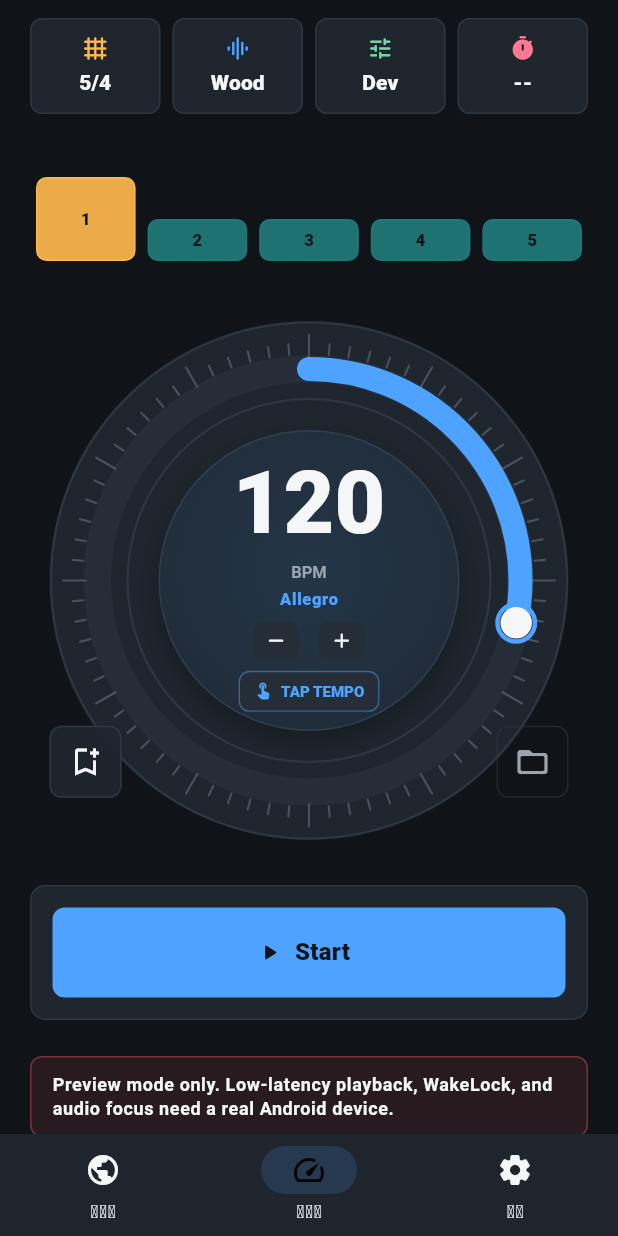
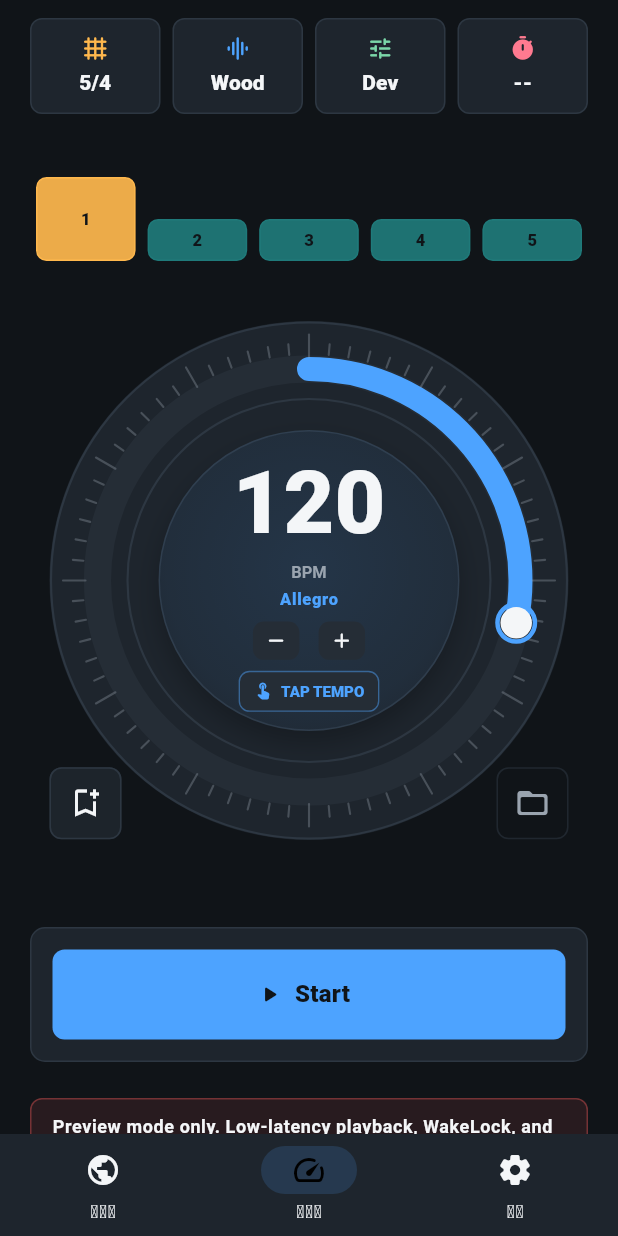
Before and after one commit to MrJoeYW/metronome_app, a Flutter app: the screen it shows after launch, on a phone screen of 412 x 824 dp. Run offline on Flutter 3.47's test engine with Material 3 defaults, Android fonts, the phone set to English and light mode, and no system bars; our stand-ins replace sqflite, webview_flutter; accounts and stored records are empty; statements that could not run were skipped.

Commit message:
补充注释，调整UI

```diff
--- a/lib/main.dart
+++ b/lib/main.dart
@@ -24,7 +24,7 @@ part 'src/sheets/metronome_settings_sheet.dart';
 part 'src/models/tap_tempo.dart';
 part 'src/models/metronome_models.dart';
 
-/// App 鍚姩鍏ュ彛锛氬厛閿佸畾娌夋蹈寮忕郴缁?UI锛屽啀杩涘叆 Flutter 椤甸潰鏍戙€?
+/// App 启动入口：先启用沉浸式系统 UI，再进入 Flutter 页面树。
 Future<void> main() async {
   WidgetsFlutterBinding.ensureInitialized();
   await _applyImmersiveMode();
@@ -74,4 +74,4 @@ class MyApp extends StatelessWidget {
   }
 }
 
-/// 椤跺眰椤甸潰瀹瑰櫒銆?///
+/// 应用根组件，配置全局暗色主题。
--- a/lib/src/pages/settings_page.dart
+++ b/lib/src/pages/settings_page.dart
@@ -1,6 +1,6 @@
 part of '../../main.dart';
 
-/// 鐠佸墽鐤嗘い纰夌窗閸欘亜鐫嶇粈铏圭矊娑旂姷绮虹拋鈽呯礉娑撳秵澹欐潪鑺ュ笓鐞涘本顪侀幋鏍帳缂冾喚顓搁悶鍡愨偓?
+/// 设置页当前只展示练习统计，不承载排行榜或配置管理。
 class SettingsPage extends StatelessWidget {
   const SettingsPage({
     super.key,
@@ -196,7 +196,7 @@ class _PracticeMetricGrid extends StatelessWidget {
   }
 }
 
-/// 瀹歌弓绻氱€涙﹢鍘ょ純顔炬畱閸掓銆冩い鐧哥礉鐏炴洜銇氶柊宥囩枂閹芥顩﹂獮鑸靛絹娓氭稒浠径?閸掔娀娅庨幙宥勭稊閵?
+/// 已保存配置的列表项，展示配置摘要并提供恢复/删除操作。
 class _SavedPresetTile extends StatelessWidget {
   const _SavedPresetTile({
     required this.preset,
@@ -265,7 +265,7 @@ class _SavedPresetTile extends StatelessWidget {
   }
 }
 
-/// 娑撳銆夋惔鏇㈠劥鐎佃壈鍩呴敍姘倧娴犳牜銇為妴浣藉Ν閹峰秴娅掗妴浣筋啎缂冾喓鈧?
+/// 三页底部导航：WebView、节拍器、设置。
 class BottomNavigation extends StatelessWidget {
   const BottomNavigation({
     super.key,
--- a/lib/src/pages/webview_page.dart
+++ b/lib/src/pages/webview_page.dart
@@ -1,6 +1,8 @@
 part of '../../main.dart';
 
-/// 閸氬绮粈鍓х秹妞ょ敻銆夌粵淇扁偓?/// WebView 閸愬懎褰告稉瀣潡閻ㄥ嫭璇為崝?Start/Stop 閸滃矂顩绘い鍨瘻闁筋喖鍙℃禍顐㈡倱娑撯偓娑擃亝鎸遍弨鍓уЦ閹降鈧?
+/// 左侧 WebView 页面。
+///
+/// WebView 内右下角的浮动 Start/Stop 和首页按钮共享同一个播放状态。
 class GuitarSocietyPage extends StatefulWidget {
   const GuitarSocietyPage({
     super.key,
--- a/lib/src/sheets/metronome_settings_sheet.dart
+++ b/lib/src/sheets/metronome_settings_sheet.dart
@@ -1,6 +1,7 @@
 part of '../../main.dart';
 
-/// 缁楊兛绔存潪顕€浠愰悾娆戞畱缂佺厧鎮庣拋鍓х枂閹惰棄鐪介妴?/// 瑜版挸澧犳稉缁樼ウ缁嬪鍑￠弨閫涜礋妞ゅ爼鍎撮崶娑楅嚋閸旂喕鍏橀幎钘夌溄閿涘奔绻氶悾娆愵劃缂佸嫪娆㈡担婊€璐熼崢鍡楀蕉/閸氬海鐢婚弫鏉戞値閸欏倽鈧啨鈧?
+/// 历史遗留的综合设置抽屉。
+/// 当前主流程已经拆为顶部四个功能抽屉，保留此组件作为后续整合参考。
 class MetronomeSettingsSheet extends StatefulWidget {
   const MetronomeSettingsSheet({
     super.key,
--- a/lib/src/widgets/bpm_dial.dart
+++ b/lib/src/widgets/bpm_dial.dart
@@ -1,6 +1,6 @@
 part of '../../main.dart';
 
-/// BPM 閸﹀棛娲忛敍姘樆閸﹀牊瀚嬮崝銊ㄧ殶闁噦绱濇稉顓炵妇閻愮懓鍤?Tap Tempo閿涘奔鑵戣箛?+/- 閺€顖涘瘮瀵邦喛鐨熼崪宀勬毐閹稿绻涚拫鍐︹偓?
+/// BPM 圆盘：外圈拖动调速，中心 Tap Tempo，+/- 支持微调和长按连调。
 class BpmDial extends StatefulWidget {
   const BpmDial({
     super.key,
--- a/lib/src/widgets/selectors.dart
+++ b/lib/src/widgets/selectors.dart
@@ -1,6 +1,6 @@
 part of '../../main.dart';
 
-/// 閺冄呭閹峰秴褰块柅澶嬪閸忋儱褰涢敍灞肩箽閻ｆ瑧鏁ゆ禍搴″悑鐎硅绁寸拠鏇熷灗閺堫亝娼甸幏鍡楀瀻閺冭泛寮懓鍐︹偓?
+/// 通用选择器组件，供拍号、细分等底部面板复用。
 class TimeSignatureSelector extends StatelessWidget {
   const TimeSignatureSelector({
     super.key,
--- a/lib/src/widgets/transport_and_presets.dart
+++ b/lib/src/widgets/transport_and_presets.dart
@@ -87,11 +87,11 @@ class _BpmDialWithPresetActions extends StatelessWidget {
 
   @override
   Widget build(BuildContext context) {
-    final actionTop = size * 0.78;
+    final actionTop = size * 0.86;
 
     return SizedBox(
       width: size,
-      height: size,
+      height: size + 28,
       child: Stack(
         clipBehavior: Clip.hardEdge,
         alignment: Alignment.topCenter,
@@ -362,5 +362,3 @@ class _SavePresetDialogState extends State<_SavePresetDialog> {
     );
   }
 }
-
-/// 鎷嶅彿鎶藉眽銆?///
```
Also changed, not shown: lib/src/models/metronome_models.dart (+6 -6 lines), lib/src/pages/metronome_main_page.dart (+21 -15 lines), lib/src/sheets/function_sheets.dart (+8 -5 lines), lib/src/widgets/beat_pattern.dart (+5 -3 lines), lib/src/widgets/top_function_bar.dart (+4 -3 lines).
